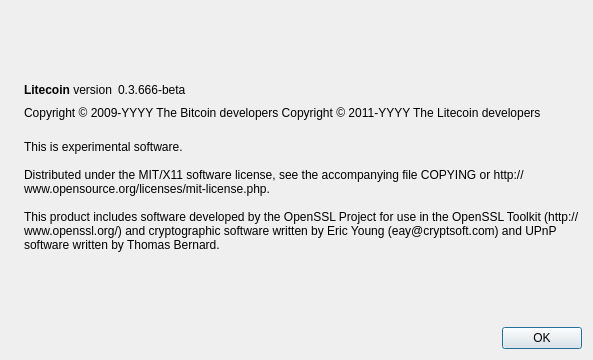
Old version of the form src/qt/forms/aboutdialog.ui in the repository tppcoin/tppcoin.
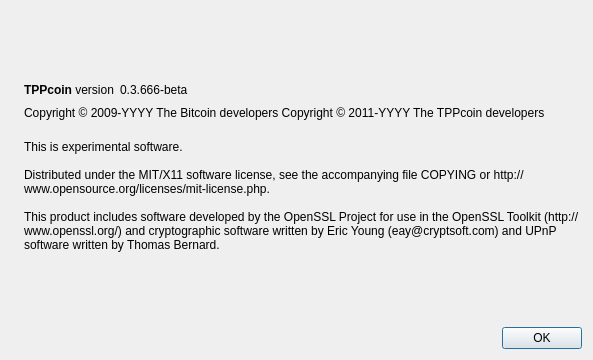
New version of the form. Icons and pictures are not drawn.

```diff
--- a/src/qt/forms/aboutdialog.ui
+++ b/src/qt/forms/aboutdialog.ui
@@ -50,7 +50,7 @@
           <cursorShape>IBeamCursor</cursorShape>
          </property>
          <property name="text">
-          <string>&lt;b&gt;Litecoin&lt;/b&gt; version</string>
+          <string>&lt;b&gt;TPPcoin&lt;/b&gt; version</string>
          </property>
          <property name="textInteractionFlags">
           <set>Qt::LinksAccessibleByMouse|Qt::TextSelectableByKeyboard|Qt::TextSelectableByMouse</set>
@@ -92,7 +92,7 @@
        </property>
        <property name="text">
         <string notr="true">Copyright &amp;copy; 2009-YYYY The Bitcoin developers
-Copyright &amp;copy; 2011-YYYY The Litecoin developers</string>
+Copyright &amp;copy; 2011-YYYY The TPPcoin developers</string>
        </property>
        <property name="textFormat">
         <enum>Qt::RichText</enum>
```
Left out of the diff: 2 changed lines with no effect on the pictures.
